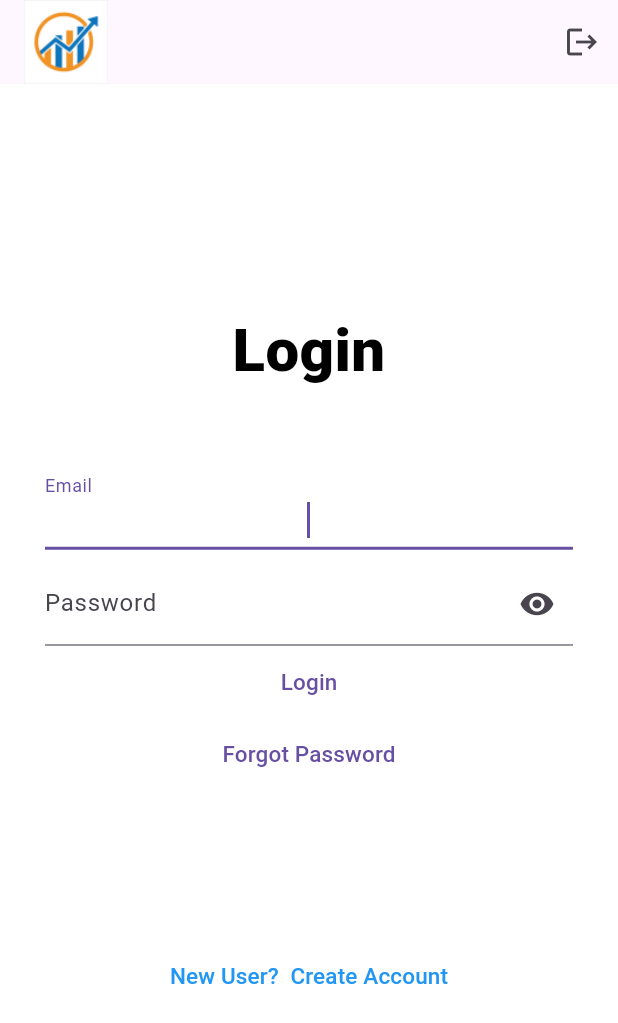
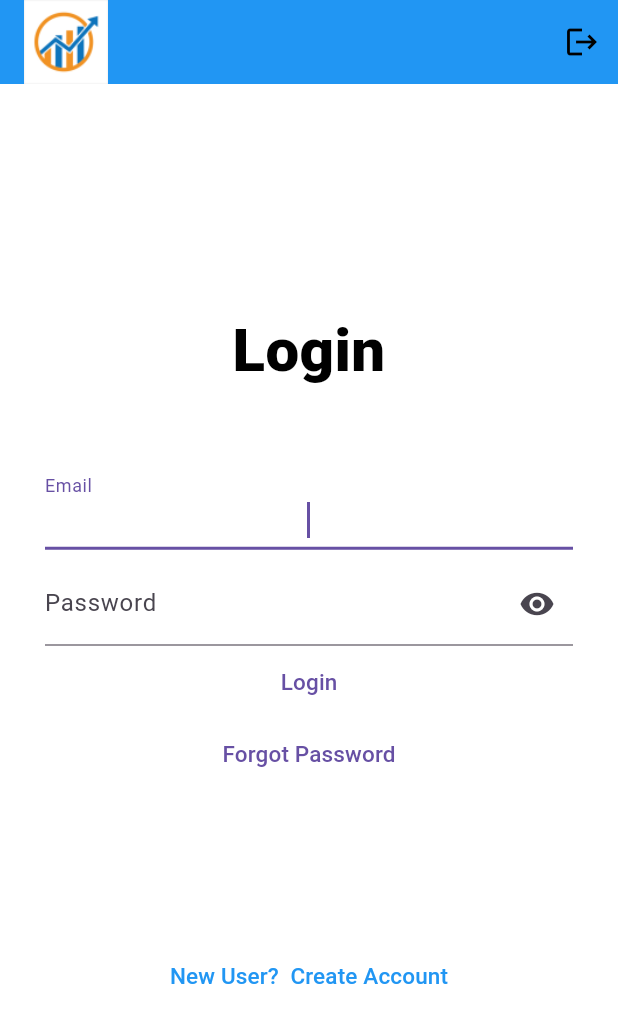
Before and after one commit to nathan-kane/deal_diligence, a Flutter app: the screen it shows after launch, on a phone screen of 412 x 824 dp. Shown: the top 1023 px of the screen. Run offline on Flutter 3.47's test engine with Material 3 defaults, Android fonts, the phone set to English and light mode, and no system bars; our stand-ins replace cloud_firestore, firebase_auth, firebase_core, firebase_messaging, flutter_local_notifications, flutter_riverpod and 4 more; accounts and stored records are empty.

```diff
--- a/lib/screens/widgets/my_appbar.dart
+++ b/lib/screens/widgets/my_appbar.dart
@@ -3,7 +3,7 @@ import 'package:deal_diligence/screens/login_screen.dart';
 import 'package:firebase_auth/firebase_auth.dart';
 
 class CustomAppBar extends StatefulWidget implements PreferredSizeWidget {
-  CustomAppBar({Key? key})
+  const CustomAppBar({Key? key})
       : preferredSize = const Size.fromHeight(kToolbarHeight),
         super(key: key);
 
@@ -24,6 +24,7 @@ class _CustomAppBarState extends State<CustomAppBar> {
   @override
   Widget build(BuildContext context) {
     return AppBar(
+      backgroundColor: Colors.blue,
       //automaticallyImplyLeading: false, // removes the back button in appbar
       title: Row(
         mainAxisAlignment: MainAxisAlignment.start,
@@ -34,6 +35,7 @@ class _CustomAppBarState extends State<CustomAppBar> {
       ),
       actions: [
         IconButton(
+          color: Colors.black,
           onPressed: () {
             signOut();
             Navigator.push(context,
@@ -45,20 +47,3 @@ class _CustomAppBarState extends State<CustomAppBar> {
     );
   }
 }
-
-  // @override
-  // Widget build(BuildContext context) {
-  //   return AppBar(
-  //     title: const Text("Deal Diligence"),
-  //     actions: [
-  //       IconButton(
-  //         onPressed: () {
-  //           signOut();
-  //           Navigator.push(context,
-  //               MaterialPageRoute(builder: (context) => LoginScreen()));
-  //         },
-  //         icon: const Icon(Icons.logout),
-  //       )
-  //     ],
-  //   );
-  // }
```
Also changed, not shown: lib/assets/images/dd_logo_72_no_bg.png (added).
